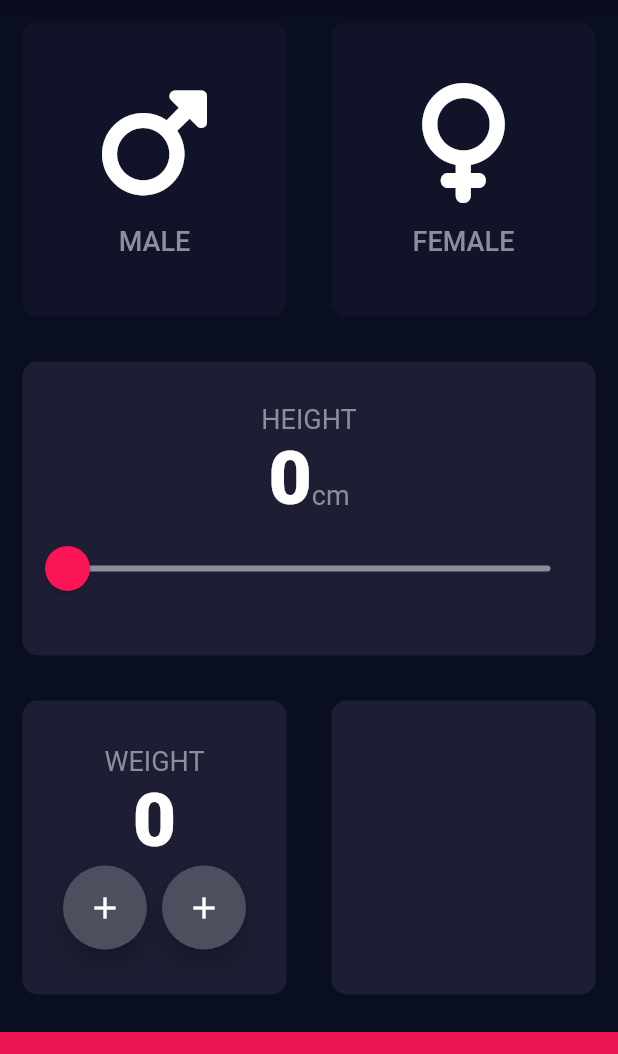
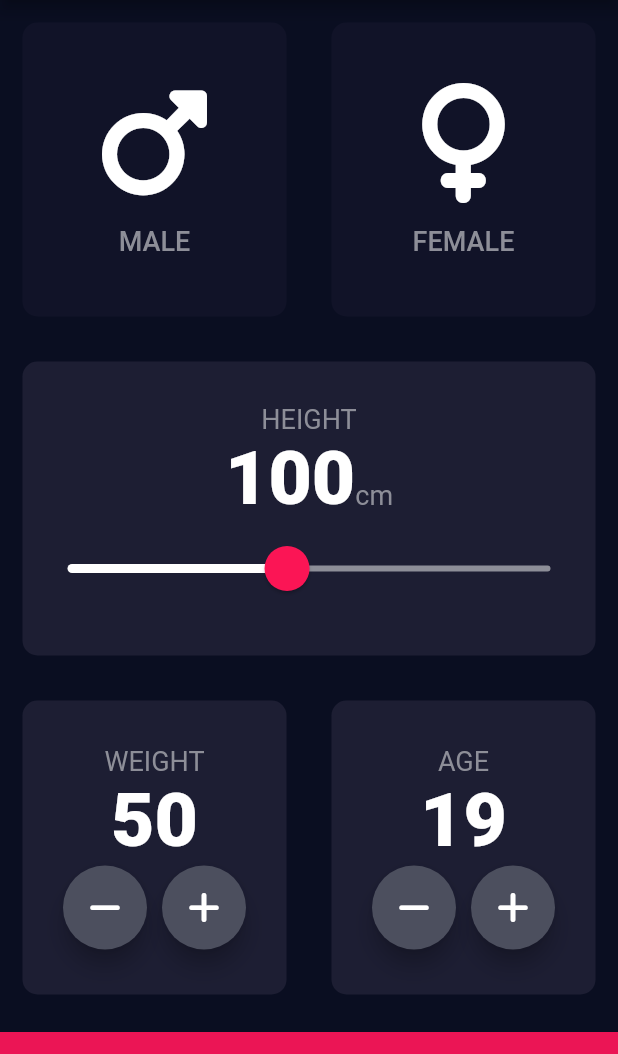
Before and after one commit to Avinash174/bmi_calculator, a Flutter app: the screen it shows after launch, on a phone screen of 412 x 824 dp, the part 84-1138 px from its top. Run offline on Flutter 3.47's test engine with Material 2 defaults, Android fonts, the phone set to English and light mode, and no system bars; our stand-ins replace font_awesome_flutter.

Commit message:
New Changes Added

```diff
--- a/lib/input_page.dart
+++ b/lib/input_page.dart
@@ -15,8 +15,9 @@ class InputPage extends StatefulWidget {
 }
 
 class _InputPageState extends State<InputPage> {
-  int height = 0;
-  int weight = 0;
+  int height = 100;
+  int weight = 50;
+  int age=19;
   Color malecardColor = inactiveColor;
   Color femaleCardColor = inactiveColor;
 
@@ -152,32 +153,64 @@ class _InputPageState extends State<InputPage> {
                     Row(
                       mainAxisAlignment: MainAxisAlignment.center,
                       children: [
-                        FloatingActionButton(
-                          backgroundColor: Color(0xFF4C4F5E),
-                          onPressed: () {},
-                          child: Icon(
-                            Icons.add,
-                            color: Colors.white,
-                          ),
+                        RoundIconButton(
+                          iconData: FontAwesomeIcons.minus,
+                          onPressed: () {
+                            setState(() {
+                              weight--;
+                            });
+                          },
                         ),
-                        SizedBox(width: 10,),
-                        FloatingActionButton(
-                          backgroundColor: Color(0xFF4C4F5E),
-                          onPressed: () {},
-                          child: Icon(
-                            Icons.add,
-                            color: Colors.white,
-                          ),
+                        SizedBox(
+                          width: 10,
+                        ),
+                        RoundIconButton(
+                          iconData: FontAwesomeIcons.plus,
+                          onPressed: (){
+                            setState(() {
+                              weight++;
+                            });
+                          },
                         ),
                       ],
-                    )
+                    ),
                   ],
                 ),
               )),
               Expanded(
                 child: Reusable(
                   color: activeCardColor,
-                  cardChild: Column(),
+                  cardChild: Column(
+                    mainAxisAlignment: MainAxisAlignment.center,
+                      children: [
+                        Text('AGE',style: labelStyle,),
+                        Text(age.toString(),style: numberStyle,),
+                        Row(
+                          mainAxisAlignment: MainAxisAlignment.center,
+                          children: [
+                            RoundIconButton(
+                              iconData: FontAwesomeIcons.minus,
+                              onPressed: () {
+                                setState(() {
+                                  age--;
+                                });
+                              },
+                            ),
+                            SizedBox(
+                              width: 10,
+                            ),
+                            RoundIconButton(
+                              iconData: FontAwesomeIcons.plus,
+                              onPressed: (){
+                                setState(() {
+                                  age++;
+                                });
+                              },
+                            ),
+                          ],
+                        ),
+                      ],
+                  ),
                 ),
               )
             ],
@@ -193,3 +226,24 @@ class _InputPageState extends State<InputPage> {
     );
   }
 }
+
+class RoundIconButton extends StatelessWidget {
+  RoundIconButton({required this.iconData, required this.onPressed});
+
+  final IconData iconData;
+  final onPressed;
+  @override
+  Widget build(BuildContext context) {
+    return RawMaterialButton(
+      child: Icon(iconData),
+      onPressed: onPressed,
+      elevation: 6.0,
+      constraints: BoxConstraints.tightFor(
+        width: 56.0,
+        height: 56.0,
+      ),
+      shape: CircleBorder(),
+      fillColor: Color(0xFF4C4F5E),
+    );
+  }
+}
```
